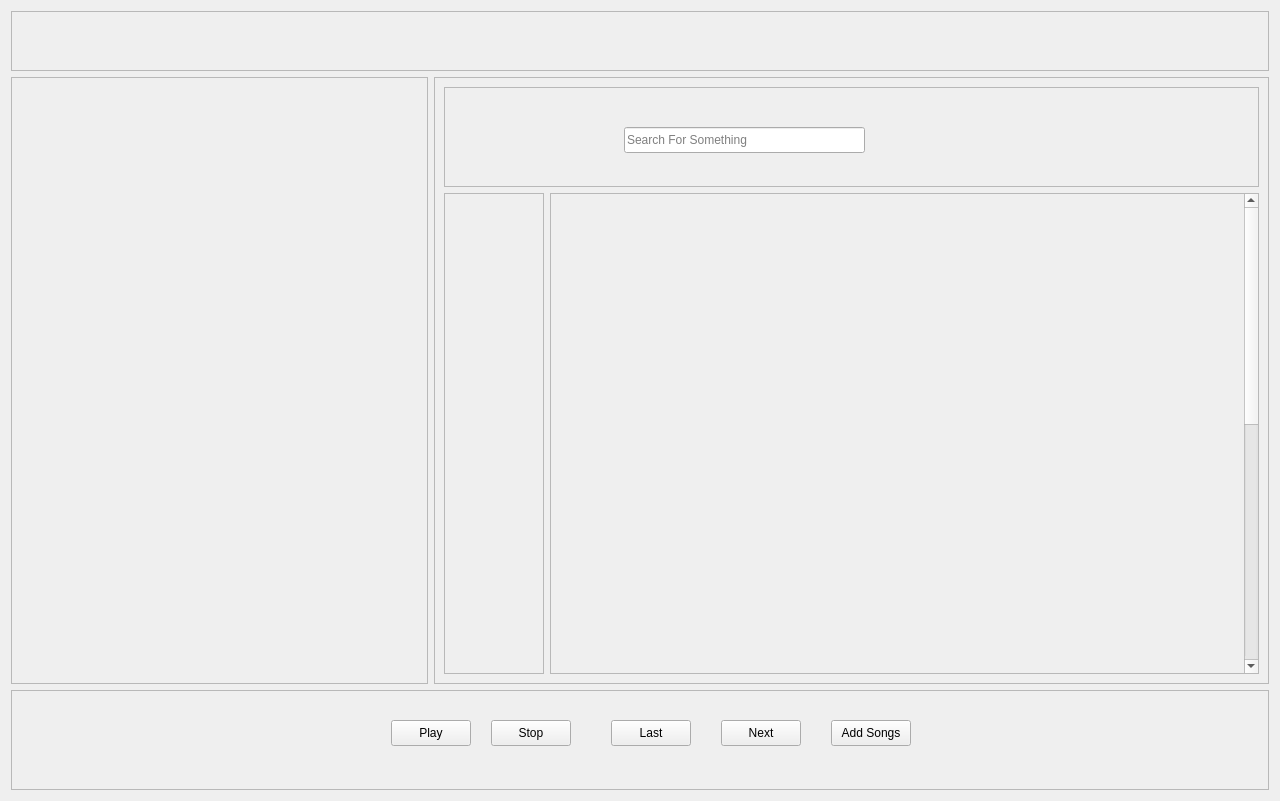
Above: SoundDrive/main.ui from Nmstr/SoundDrive before the change. Below: the same form after it.
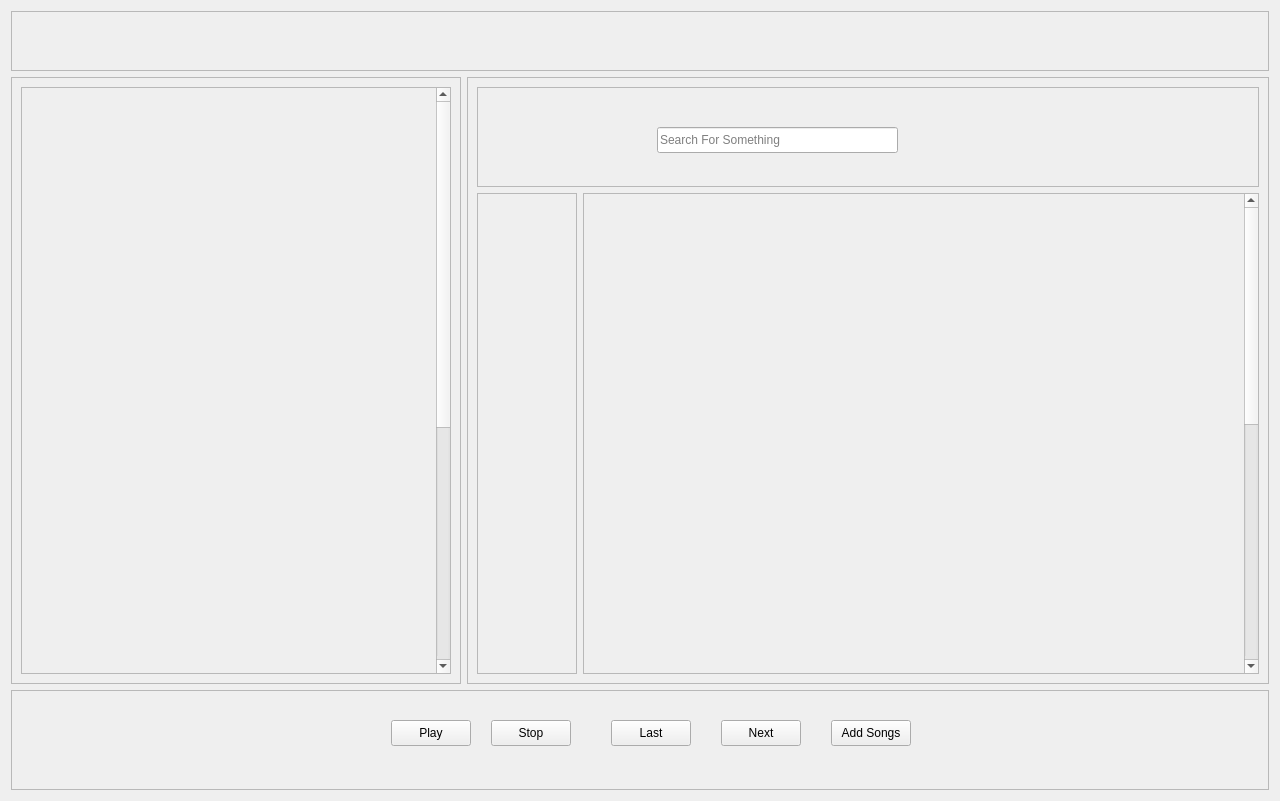
That is the form after the change.

Commit message: sidebar now populates with playlists

What changed in the file:
```diff
--- a/SoundDrive/main.ui
+++ b/SoundDrive/main.ui
@@ -39,12 +39,43 @@
        <height>0</height>
       </size>
      </property>
+     <property name="maximumSize">
+      <size>
+       <width>450</width>
+       <height>16777215</height>
+      </size>
+     </property>
      <property name="frameShape">
       <enum>QFrame::Shape::StyledPanel</enum>
      </property>
      <property name="frameShadow">
       <enum>QFrame::Shadow::Raised</enum>
      </property>
+     <layout class="QVBoxLayout" name="verticalLayout">
+      <item>
+       <widget class="QScrollArea" name="playlist_scroll">
+        <property name="widgetResizable">
+         <bool>true</bool>
+        </property>
+        <widget class="QWidget" name="playlist_scroll_content">
+         <property name="geometry">
+          <rect>
+           <x>0</x>
+           <y>0</y>
+           <width>414</width>
+           <height>1000</height>
+          </rect>
+         </property>
+         <property name="minimumSize">
+          <size>
+           <width>0</width>
+           <height>1000</height>
+          </size>
+         </property>
+        </widget>
+       </widget>
+      </item>
+     </layout>
     </widget>
    </item>
    <item row="2" column="0" colspan="3">
@@ -221,7 +252,7 @@
            <rect>
             <x>0</x>
             <y>0</y>
-            <width>695</width>
+            <width>664</width>
             <height>1000</height>
            </rect>
           </property>
```
The commit also changes 3 other files.
